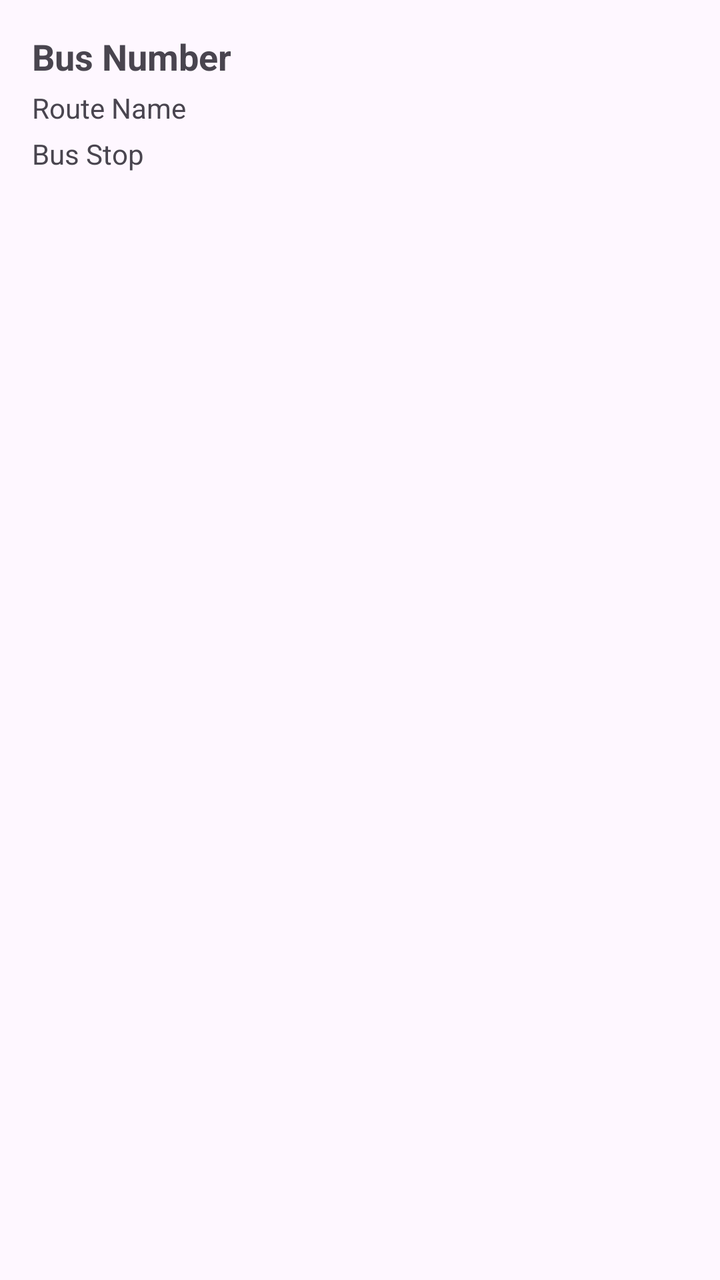
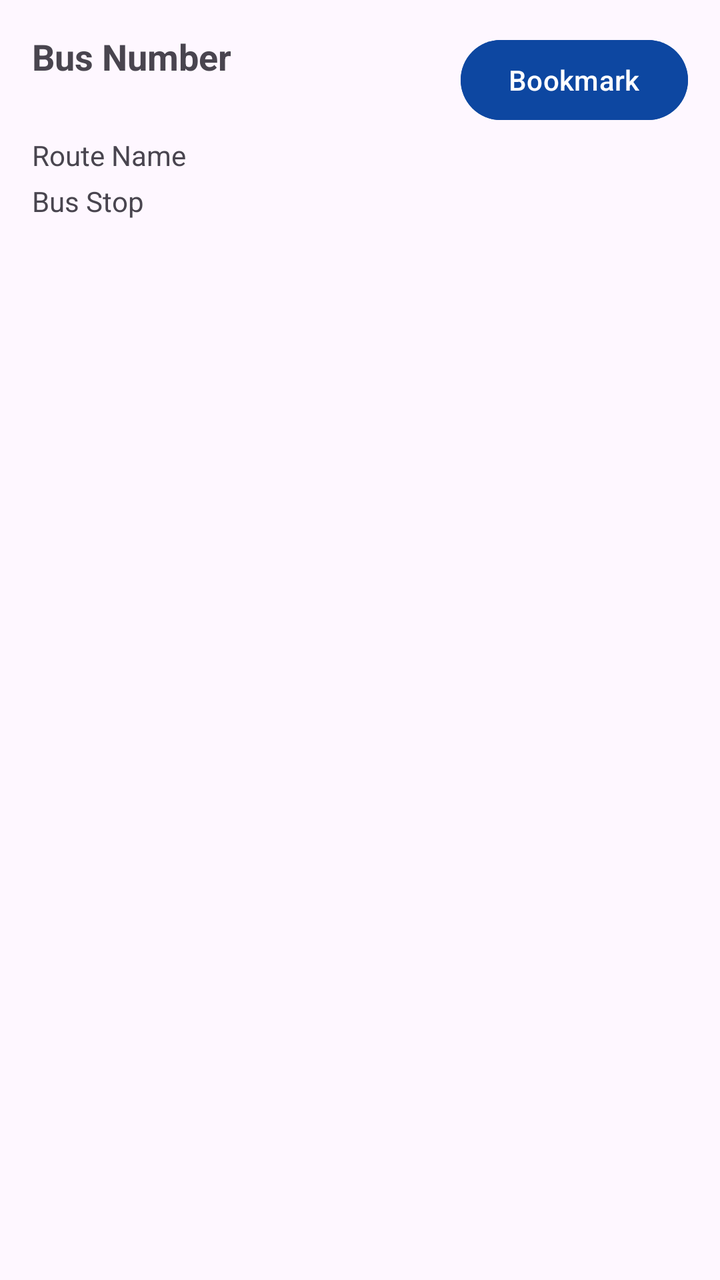

Before-and-after screenshots of an Android layout around one commit, followed by the original layout XML and the change that was made.
<!-- AndroidManifest.xml: application theme Theme.TransportApp -->
<!-- res/layout/bus_item.xml -->
<?xml version="1.0" encoding="utf-8"?>
<androidx.appcompat.widget.LinearLayoutCompat xmlns:android="http://schemas.android.com/apk/res/android"
    android:layout_width="match_parent"
    android:layout_height="wrap_content"
    android:orientation="vertical"
    android:padding="16dp">

    <androidx.appcompat.widget.AppCompatTextView
        android:id="@+id/tvNumber"
        android:layout_width="wrap_content"
        android:layout_height="wrap_content"
        android:text="Bus Number"
        android:textSize="18sp"
        android:textStyle="bold" />

    <androidx.appcompat.widget.AppCompatTextView
        android:id="@+id/tvRouteName"
        android:layout_width="wrap_content"
        android:layout_height="wrap_content"
        android:layout_marginTop="4dp"
        android:text="Route Name" />

    <androidx.appcompat.widget.AppCompatTextView
        android:id="@+id/tvStops"
        android:layout_width="wrap_content"
        android:layout_height="wrap_content"
        android:layout_marginTop="4dp"
        android:ellipsize="end"
        android:maxLines="1"
        android:text="Bus Stop" />

</androidx.appcompat.widget.LinearLayoutCompat>
<!-- resources referenced by this layout -->
<resources>
  <style name="Theme.TransportApp" parent="Base.Theme.TransportApp" />
  <style name="Base.Theme.TransportApp" parent="Theme.Material3.DayNight.NoActionBar">
          
      </style>
</resources>

<!-- the commit's change to res/layout/bus_item.xml (unified diff, before → after) -->
@@ -1,32 +1,47 @@
 <?xml version="1.0" encoding="utf-8"?>
-<androidx.appcompat.widget.LinearLayoutCompat xmlns:android="http://schemas.android.com/apk/res/android"
+<LinearLayout xmlns:android="http://schemas.android.com/apk/res/android"
     android:layout_width="match_parent"
     android:layout_height="wrap_content"
     android:orientation="vertical"
     android:padding="16dp">
 
-    <androidx.appcompat.widget.AppCompatTextView
-        android:id="@+id/tvNumber"
-        android:layout_width="wrap_content"
+    <LinearLayout
+        android:layout_width="match_parent"
         android:layout_height="wrap_content"
-        android:text="Bus Number"
-        android:textSize="18sp"
-        android:textStyle="bold" />
+        android:orientation="horizontal">
 
-    <androidx.appcompat.widget.AppCompatTextView
+        <TextView
+            android:id="@+id/tvNumber"
+            android:layout_width="0dp"
+            android:layout_height="wrap_content"
+            android:layout_weight="1"
+            android:text="Bus Number"
+            android:textSize="18sp"
+            android:textStyle="bold" />
+
+        <Button
+            android:id="@+id/btnBookmark"
+            android:layout_width="wrap_content"
+            android:layout_height="wrap_content"
+            android:layout_gravity="center_vertical"
+            android:backgroundTint="#0D47A1"
+            android:text="Bookmark" />
+    </LinearLayout>
+
+    <TextView
         android:id="@+id/tvRouteName"
-        android:layout_width="wrap_content"
+        android:layout_width="match_parent"
         android:layout_height="wrap_content"
         android:layout_marginTop="4dp"
         android:text="Route Name" />
 
-    <androidx.appcompat.widget.AppCompatTextView
+    <TextView
         android:id="@+id/tvStops"
-        android:layout_width="wrap_content"
+        android:layout_width="match_parent"
         android:layout_height="wrap_content"
         android:layout_marginTop="4dp"
         android:ellipsize="end"
         android:maxLines="1"
         android:text="Bus Stop" />
 
-</androidx.appcompat.widget.LinearLayoutCompat>
+</LinearLayout>
